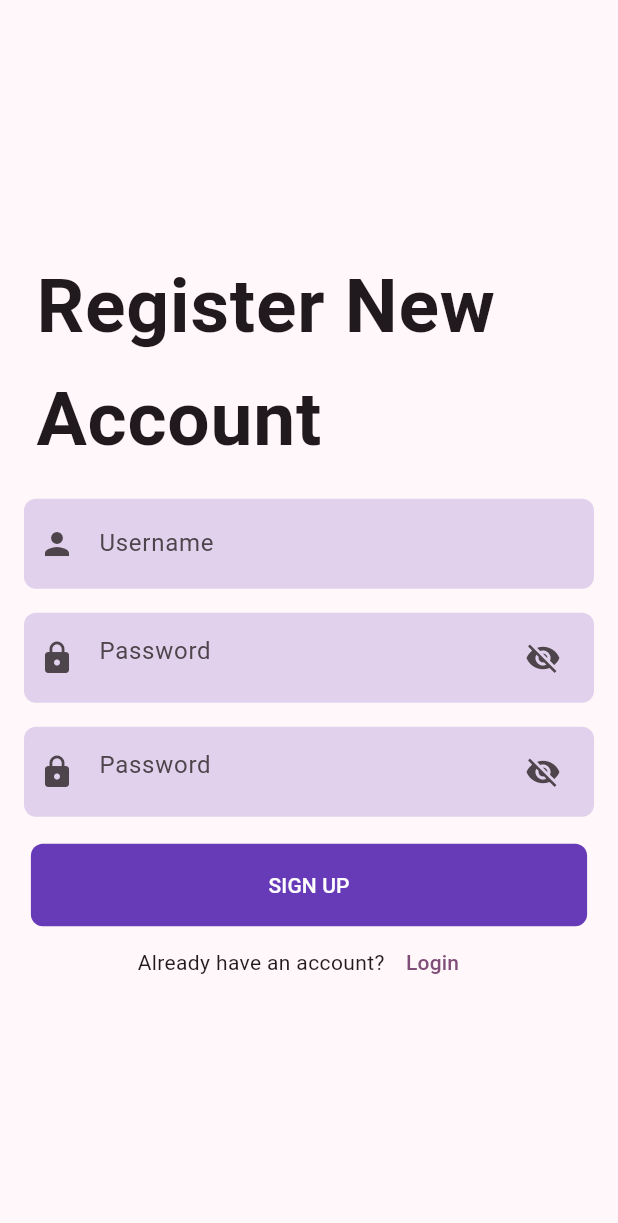
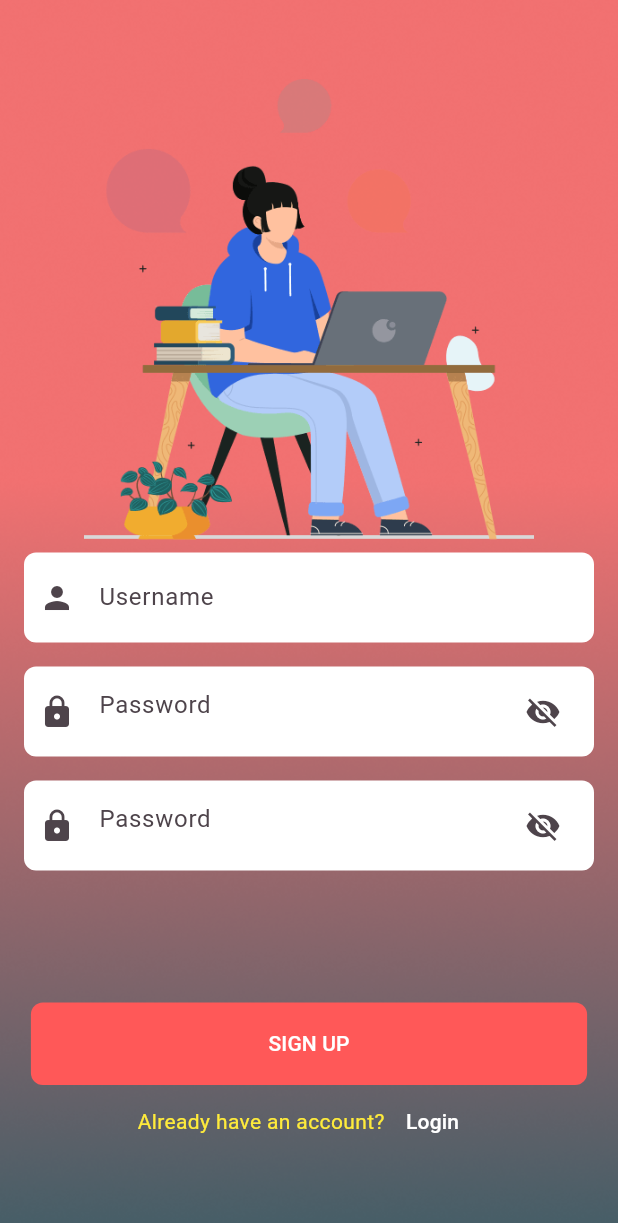
Before and after one commit to CallMeMarcel/diary, a Flutter app: the screen it shows after launch, after a tap on "SIGN UP", on a phone screen of 412 x 824 dp. Shown: the top 1223 px of the screen. Run offline on Flutter 3.47's test engine with Material 3 defaults, Android fonts, the light colour scheme and no system bars; our stand-ins replace sqflite; accounts and stored records are empty.

Commit message:
update terbaru

```diff
--- a/lib/Authtentication/login.dart
+++ b/lib/Authtentication/login.dart
@@ -48,7 +48,15 @@ class _LoginScreenState extends State<LoginScreen> {
   @override
   Widget build(BuildContext context) {
     return Scaffold(
-      body: Center(
+      body: Container(
+        decoration: BoxDecoration(
+          image: DecorationImage(
+            image:AssetImage("lib/assets/bg.png"),
+            fit: BoxFit.cover,
+
+            ),
+        ),
+        child: Center(
           child: SingleChildScrollView(
             child: Padding(
               padding: const EdgeInsets.all(10.0),
@@ -58,20 +66,20 @@ class _LoginScreenState extends State<LoginScreen> {
                 child: Column(
                   children: [
                     //Username field
-
                     //Before we show the image, after we copied the image we need to define the location in pubspec.yaml
                     Image.asset(
-                    "lib/assets/login.png",
-                    width: 210,
+                      "lib/assets/logo.png",
+                      width: 300,
                     ),
-                  const SizedBox(height: 15),
+                    const SizedBox(height: 80),
+
                     Container(
                       margin: const EdgeInsets.all(8),
                       padding:
                           const EdgeInsets.symmetric(horizontal: 10, vertical: 6),
                       decoration: BoxDecoration(
                           borderRadius: BorderRadius.circular(8),
-                        color: Colors.deepPurple.withOpacity(.2)),
+                          color: const Color.fromARGB(255, 255, 255, 255)),
                       child: TextFormField(
                         controller: username,
                         validator: (value) {
@@ -85,9 +93,9 @@ class _LoginScreenState extends State<LoginScreen> {
                           border: InputBorder.none,
                           hintText: "Username",
                         ),
+
                       ),
                     ),
-
                     //Password field
                     Container(
                       margin: const EdgeInsets.all(8),
@@ -95,7 +103,7 @@ class _LoginScreenState extends State<LoginScreen> {
                           const EdgeInsets.symmetric(horizontal: 10, vertical: 6),
                       decoration: BoxDecoration(
                           borderRadius: BorderRadius.circular(8),
-                        color: Colors.deepPurple.withOpacity(.2)),
+                          color: const Color.fromARGB(255, 255, 255, 255)),
                       child: TextFormField(
                         controller: password,
                         validator: (value) {
@@ -123,14 +131,14 @@ class _LoginScreenState extends State<LoginScreen> {
                       ),
                     ),
 
-                  const SizedBox(height: 10),
+                    const SizedBox(height: 50),
                     //Login button
                     Container(
                       height: 55,
                       width: MediaQuery.of(context).size.width * .9,
                       decoration: BoxDecoration(
                           borderRadius: BorderRadius.circular(8),
-                        color: Colors.deepPurple),
+                          color: const Color.fromARGB(255, 238, 80, 94)),
                       child: TextButton(
                           onPressed: () {
                             if (formKey.currentState!.validate()) {
@@ -143,7 +151,7 @@ class _LoginScreenState extends State<LoginScreen> {
                           },
                           child: const Text(
                             "LOGIN",
-                          style: TextStyle(color: Colors.white),
+                            style: TextStyle(color: Color.fromARGB(255, 255, 255, 255)),
                           )),
                     ),
 
@@ -151,18 +159,26 @@ class _LoginScreenState extends State<LoginScreen> {
                    Row(
                       mainAxisAlignment: MainAxisAlignment.center,
                       children: [
-                      const Text("Don't have an account?"),
+                        const Text(
+                          "Don't have an account?",
+                          style: TextStyle(color: Colors.yellow), // Make the text white
+                        ),
                         TextButton(
                           onPressed: () {
-                            //Navigate to sign up
+                            // Navigate to sign up
                             Navigator.push(
                               context,
-                                MaterialPageRoute(
-                                    builder: (context) => const SignUp()));
+                              MaterialPageRoute(builder: (context) => const SignUp()),
+                            );
                           },
-                          child: const Text("SIGN UP"))
+                          child: const Text(
+                            "SIGN UP",
+                            style: TextStyle(color: Colors.white), // Make the text white
+                          ),
+                        ),
                       ],
                     ),
+
 
                     // We will disable this message in default, when user and pass is incorrect we will trigger this message to user
                     isLoginTrue
@@ -177,6 +193,7 @@ class _LoginScreenState extends State<LoginScreen> {
             ),
           ),
         ),
+      ),
     );
   }
 }
--- a/lib/Authtentication/signup.dart
+++ b/lib/Authtentication/signup.dart
@@ -23,7 +23,14 @@ class _SignUpState extends State<SignUp> {
   Widget build(BuildContext context) {
     return Scaffold(
       //SingleChildScrollView to have an scrol in the screen
-      body: Center(
+      body: Container(
+        decoration: BoxDecoration(
+          image: DecorationImage(
+            image:AssetImage("lib/assets/bg.png"),
+            fit: BoxFit.cover,
+          ),
+        ),
+        child: Center(
           child: SingleChildScrollView(
             child: Form(
               key: formKey,
@@ -34,13 +41,14 @@ class _SignUpState extends State<SignUp> {
                   children: [
                     //We will copy the previous textfield we designed to avoid time consuming
 
-                  const ListTile(
-                    title: Text(
-                      "Register New Account",
-                      style:
-                          TextStyle(fontSize: 50, fontWeight: FontWeight.bold),
+                    Image.asset(
+                      "lib/assets/login.png",
+                      width: 300,
+
                     ),
-                  ),
+
+
+
 
                     //As we assigned our controller to the textformfields
 
@@ -50,7 +58,7 @@ class _SignUpState extends State<SignUp> {
                           const EdgeInsets.symmetric(horizontal: 10, vertical: 6),
                       decoration: BoxDecoration(
                           borderRadius: BorderRadius.circular(8),
-                        color: Colors.deepPurple.withOpacity(.2)),
+                          color: const Color.fromARGB(255, 255, 255, 255)),
                       child: TextFormField(
                         controller: username,
                         validator: (value) {
@@ -74,7 +82,7 @@ class _SignUpState extends State<SignUp> {
                           const EdgeInsets.symmetric(horizontal: 10, vertical: 6),
                       decoration: BoxDecoration(
                           borderRadius: BorderRadius.circular(8),
-                        color: Colors.deepPurple.withOpacity(.2)),
+                          color: const Color.fromARGB(255, 255, 255, 255)),
                       child: TextFormField(
                         controller: password,
                         validator: (value) {
@@ -110,7 +118,7 @@ class _SignUpState extends State<SignUp> {
                           const EdgeInsets.symmetric(horizontal: 10, vertical: 6),
                       decoration: BoxDecoration(
                           borderRadius: BorderRadius.circular(8),
-                        color: Colors.deepPurple.withOpacity(.2)),
+                          color: const Color.fromARGB(255, 255, 255, 255)),
                       child: TextFormField(
                         controller: confirmPassword,
                         validator: (value) {
@@ -140,14 +148,14 @@ class _SignUpState extends State<SignUp> {
                       ),
                     ),
 
-                  const SizedBox(height: 10),
+                    const SizedBox(height: 80),
                     //Login button
                     Container(
                       height: 55,
                       width: MediaQuery.of(context).size.width * .9,
                       decoration: BoxDecoration(
                           borderRadius: BorderRadius.circular(8),
-                        color: Colors.deepPurple),
+                          color: const Color.fromARGB(255, 255, 88, 88)),
                       child: TextButton(
                           onPressed: () {
                             if (formKey.currentState!.validate()) {
@@ -178,7 +186,10 @@ class _SignUpState extends State<SignUp> {
                     Row(
                       mainAxisAlignment: MainAxisAlignment.center,
                       children: [
-                      const Text("Already have an account?"),
+                        const Text("Already have an account?",
+                        style: TextStyle(color: Colors.yellow),
+                        ),
+
                         TextButton(
                             onPressed: () {
                               //Navigate to sign up
@@ -187,7 +198,9 @@ class _SignUpState extends State<SignUp> {
                                   MaterialPageRoute(
                                       builder: (context) => const LoginScreen()));
                             },
-                          child: const Text("Login"))
+                            child: const Text("Login",
+                            style: TextStyle(color: Colors.white),
+                            ))
                       ],
                     )
                   ],
@@ -196,6 +209,7 @@ class _SignUpState extends State<SignUp> {
             ),
           ),
         ),
+      ),
     );
   }
 }
--- a/lib/Views/notes.dart
+++ b/lib/Views/notes.dart
@@ -53,10 +53,9 @@ class _NotesState extends State<Notes> {
   @override
   Widget build(BuildContext context) {
     return Scaffold(
-        appBar: AppBar(
-          title: const Text("Notes"),
-        ),
+
         floatingActionButton: FloatingActionButton(
+
           onPressed: () {
             //We need call refresh method after a new note is created
             //Now it works properly
@@ -71,10 +70,13 @@ class _NotesState extends State<Notes> {
             });
           },
           child: const Icon(Icons.add),
+
         ),
-        body: Column(
+        body: Container(
+          child: Column(
             children: [
               //Search Field here
+              const SizedBox(height: 50,),
               Container(
                 padding: const EdgeInsets.symmetric(horizontal: 10),
                 margin: const EdgeInsets.symmetric(horizontal: 10),
@@ -212,6 +214,7 @@ class _NotesState extends State<Notes> {
                 ),
               ),
             ],
+          ),
         ));
   }
 
--- a/pubspec.yaml
+++ b/pubspec.yaml
@@ -1,5 +1,5 @@
 name: buku_diary
-description: "A new Flutter project."
+description: "kelompok 13."
 # The following line prevents the package from being accidentally published to
 # pub.dev using `flutter pub publish`. This is preferred for private packages.
 publish_to: 'none' # Remove this line if you wish to publish to pub.dev
@@ -62,6 +62,10 @@ flutter:
   # the material Icons class.
   uses-material-design: true
 
+  assets:
+    - lib/assets/login.png
+    - lib/assets/bg.png
+    - lib/assets/logo.png
   # To add assets to your application, add an assets section, like this:
   # assets:
   #   - images/a_dot_burr.jpeg
```
Also changed, not shown: lib/assets/bg.png (added), lib/assets/logo.png (added). Lines whose indentation alone changed are shown as unchanged.
